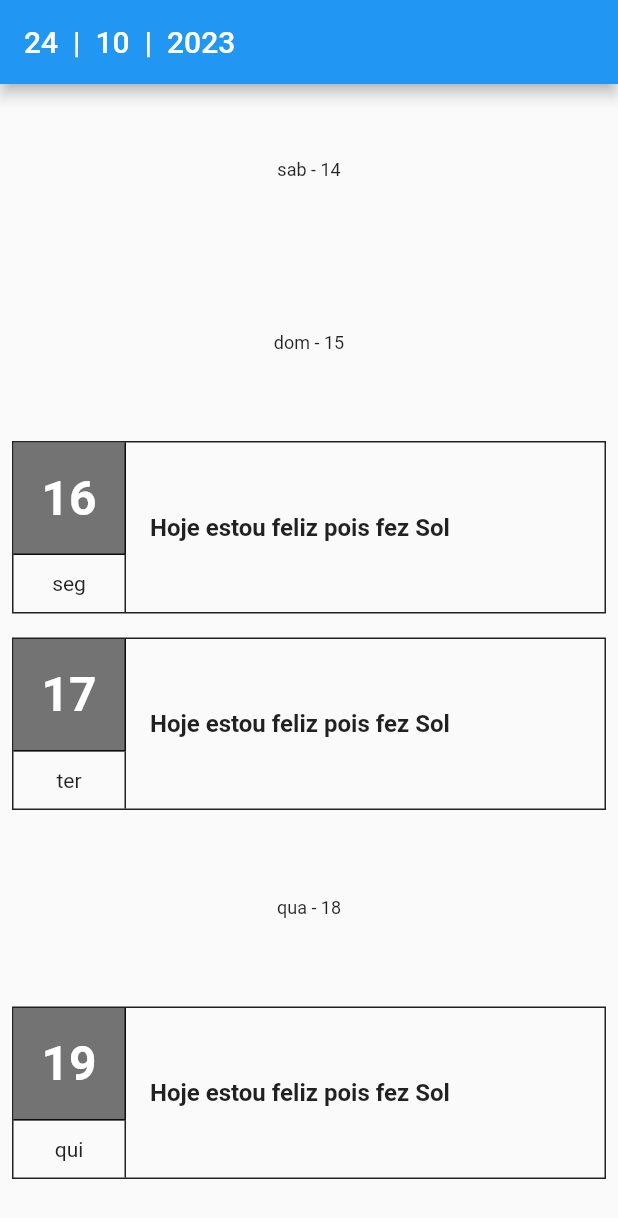
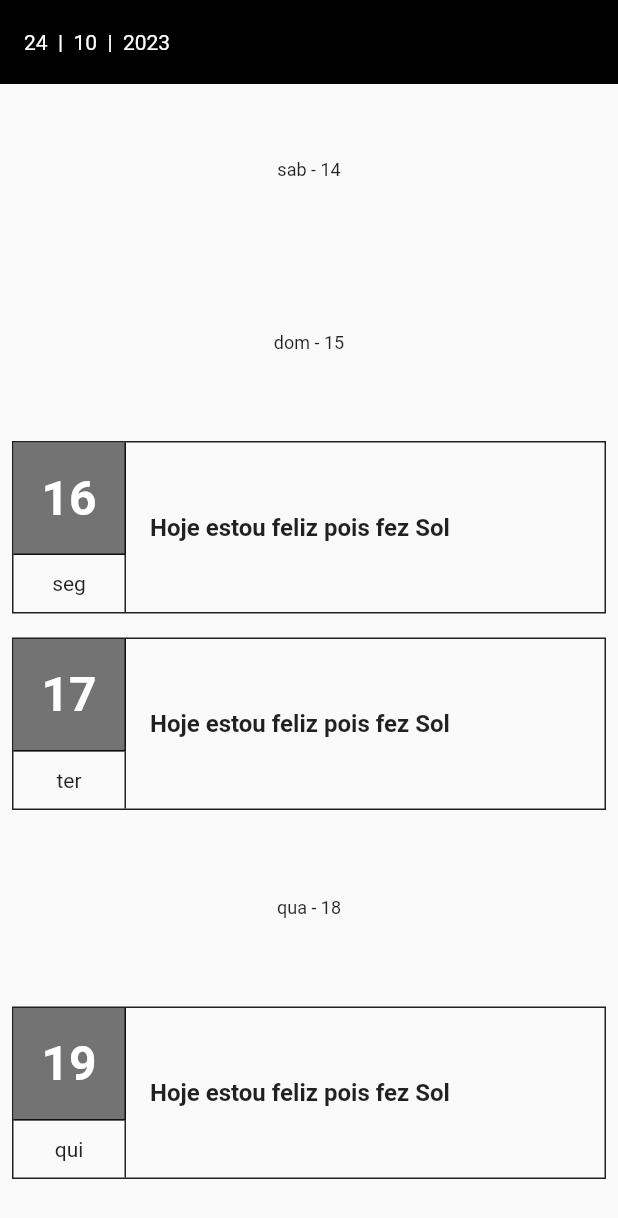
Before and after one commit to SinxCode/Flutter_WebAPI, a Flutter app: the screen it shows after launch, on a phone screen of 412 x 824 dp. Shown: the top 1218 px of the screen. Run offline on Flutter 3.47's test engine with Material 2 defaults, Android fonts, the phone set to English and light mode, and no system bars.

Commit message:
Alterando o Tema do App

```diff
--- a/lib/main.dart
+++ b/lib/main.dart
@@ -12,6 +12,17 @@ class MyApp extends StatelessWidget {
     return MaterialApp(
       title: 'Simple Journal',
       debugShowCheckedModeBanner: false,
+      //Define como o tema da aplicação irá funcionar
+      theme: ThemeData(
+        primarySwatch: Colors.grey,
+        appBarTheme: const AppBarTheme(
+          elevation: 0,
+          backgroundColor: Colors.black,
+          titleTextStyle: TextStyle(
+            color: Colors.white,
+          ),
+        ),
+      ),
       darkTheme: ThemeData.dark(),
       themeMode: ThemeMode.light,
       initialRoute: "home",
```
